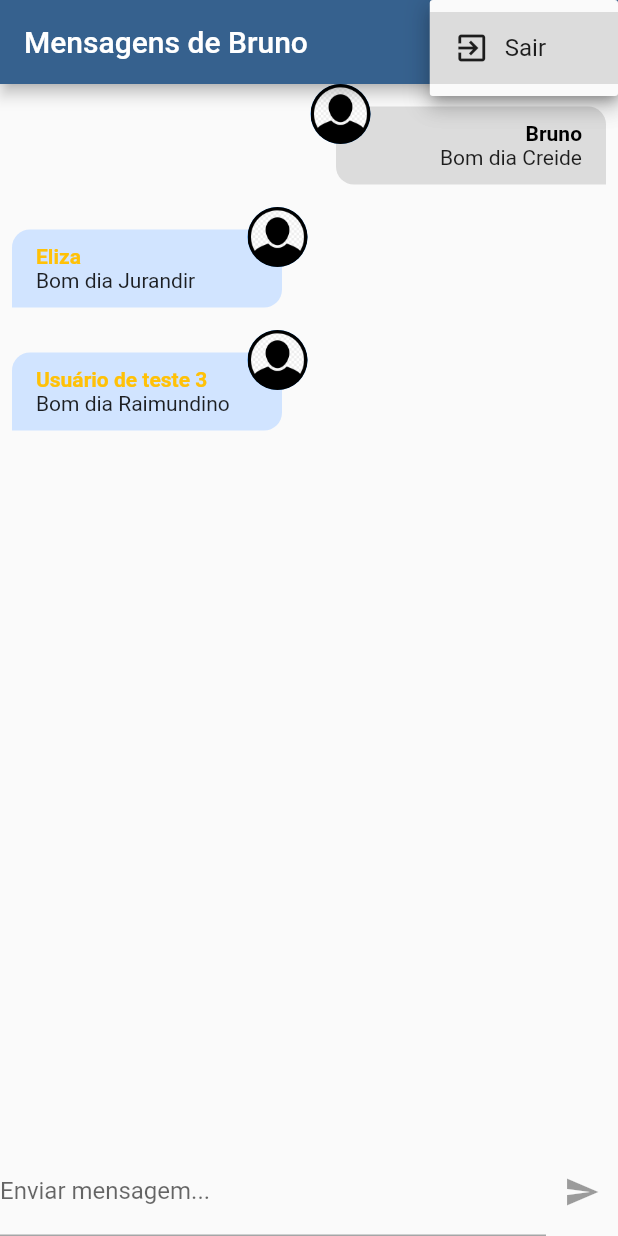
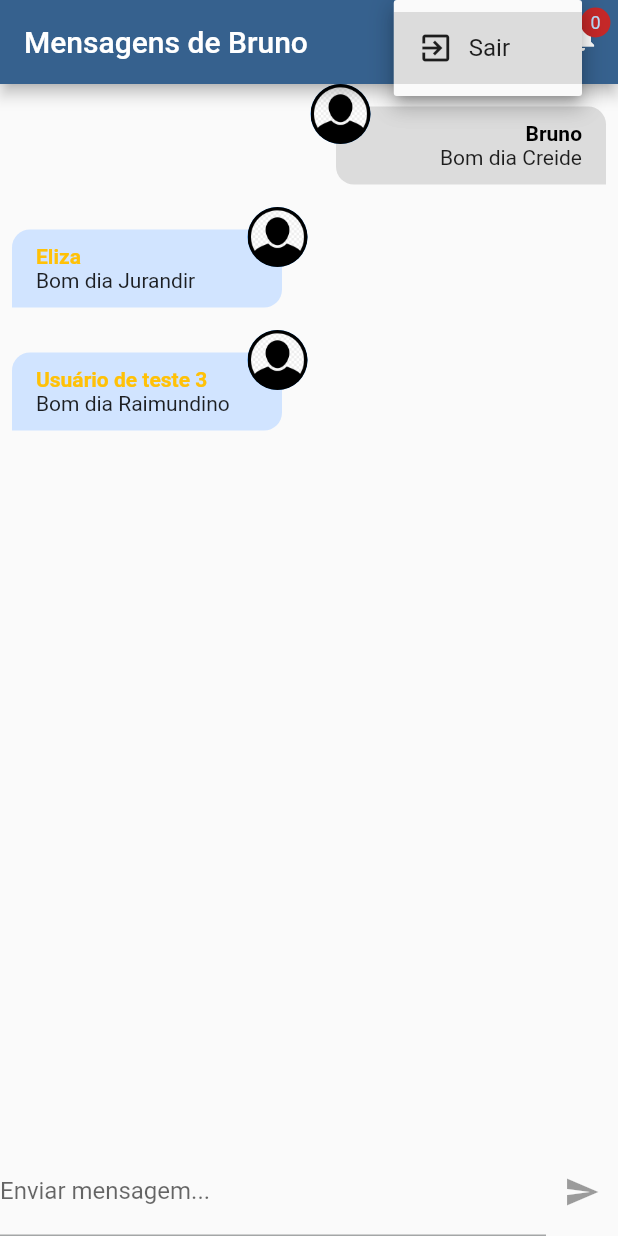
Before and after one commit to BrunoPivoto/chat-flutter, a Flutter app: the screen it shows after launch, after a tap on the "more vert" icon, on a phone screen of 412 x 824 dp. Run offline on Flutter 3.47's test engine with Material 2 defaults, Android fonts, the phone set to English and light mode, and no system bars; our stand-ins replace image_picker; accounts and stored records are empty.

Commit message:
notifications page and service

```diff
--- /dev/null
+++ b/lib/core/models/chat_notification.dart
@@ -0,0 +1,8 @@
+class ChatNotification {
+  final String title;
+  final String body;
+
+  ChatNotification({required this.title, required this.body});
+
+
+}
--- /dev/null
+++ b/lib/core/services/notification/chat_notification_service.dart
@@ -0,0 +1,25 @@
+import 'package:chat/core/models/chat_notification.dart';
+import 'package:flutter/material.dart';
+
+class ChatNotificationService with ChangeNotifier {
+  // ignore: prefer_final_fields
+  List<ChatNotification> _items = [];
+
+  List<ChatNotification> get items {
+    return [..._items];
+  }
+
+  int get itemsCount {
+    return _items.length;
+  }
+
+  void add(ChatNotification notification) {
+    _items.add(notification);
+    notifyListeners();
+  }
+
+  void remove(int i) {
+    _items.removeAt(i);
+    notifyListeners();
+  }
+}
--- a/lib/main.dart
+++ b/lib/main.dart
@@ -1,5 +1,7 @@
+import 'package:chat/core/services/notification/chat_notification_service.dart';
 import 'package:chat/pages/auth_or_app_page.dart';
 import 'package:flutter/material.dart';
+import 'package:provider/provider.dart';
 
 void main() {
   runApp(const MyApp());
@@ -10,7 +12,13 @@ class MyApp extends StatelessWidget {
 
   @override
   Widget build(BuildContext context) {
-    return MaterialApp(
+    return MultiProvider(
+      providers: [
+        ChangeNotifierProvider(
+          create: (_) => ChatNotificationService(),
+        )
+      ],
+      child: MaterialApp(
         title: 'Flutter Demo',
         theme: ThemeData(
           colorScheme: ColorScheme.fromSeed(seedColor: Colors.blue),
@@ -18,6 +26,7 @@ class MyApp extends StatelessWidget {
         ),
         home: const AuthOrAppPage(),
         debugShowCheckedModeBanner: false,
+      ),
     );
   }
 }
--- a/lib/pages/chat_page.dart
+++ b/lib/pages/chat_page.dart
@@ -1,7 +1,13 @@
+import 'dart:math';
+
 import 'package:chat/components/messages.dart';
 import 'package:chat/components/new_message.dart';
+import 'package:chat/core/models/chat_notification.dart';
 import 'package:chat/core/services/auth/auth_service.dart';
+import 'package:chat/core/services/notification/chat_notification_service.dart';
+import 'package:chat/pages/notification_page.dart';
 import 'package:flutter/material.dart';
+import 'package:provider/provider.dart';
 
 class ChatPage extends StatelessWidget {
   const ChatPage({super.key});
@@ -12,7 +18,8 @@ class ChatPage extends StatelessWidget {
       appBar: AppBar(
         title: const Text('Mensagens de Bruno'),
         actions: [
-          DropdownButton(
+          DropdownButtonHideUnderline(
+            child: DropdownButton(
               icon: Icon(
                 Icons.more_vert,
                 color: Theme.of(context).primaryIconTheme.color,
@@ -20,6 +27,7 @@ class ChatPage extends StatelessWidget {
               items: [
                 DropdownMenuItem(
                   value: 'logout',
+                  // ignore: avoid_unnecessary_containers
                   child: Container(
                     child: const Row(children: [
                       Icon(
@@ -38,6 +46,31 @@ class ChatPage extends StatelessWidget {
                 }
               },
             ),
+          ),
+          Stack(
+            children: [
+              IconButton(
+                onPressed: () {
+                  Navigator.of(context).push(MaterialPageRoute(
+                    builder: (context) => const NotificationPage(),
+                  ));
+                },
+                icon: const Icon(Icons.notifications),
+              ),
+              Positioned(
+                top: 5,
+                right: 5,
+                child: CircleAvatar(
+                  maxRadius: 10,
+                  backgroundColor: Colors.red.shade800,
+                  child: Text(
+                    '${Provider.of<ChatNotificationService>(context).itemsCount}',
+                    style: const TextStyle(fontSize: 12),
+                  ),
+                ),
+              )
+            ],
+          ),
         ],
       ),
       body: const SafeArea(
--- a/pubspec.yaml
+++ b/pubspec.yaml
@@ -36,6 +36,7 @@ dependencies:
   # Use with the CupertinoIcons class for iOS style icons.
   cupertino_icons: ^1.0.2
   image_picker: ^0.8.7+5
+  provider: ^6.0.5
 
 dev_dependencies:
   flutter_test:
```
Also changed, not shown: lib/pages/notification_page.dart (added, +24 -0 lines), pubspec.lock, 1 other file. Lines whose indentation alone changed are shown as unchanged.
